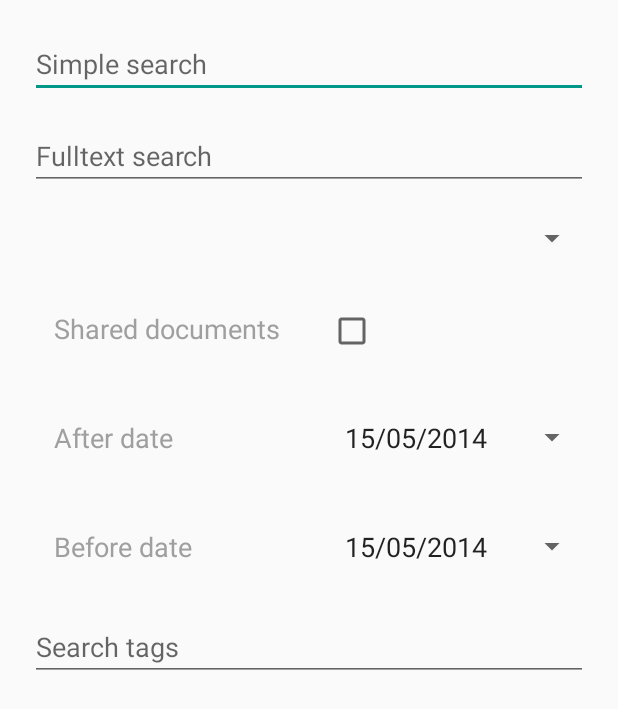
After one commit to sismics/docs, an Android app: the layout search_dialog.xml on its own in the app's theme, with its tools: preview values and no code run, on a phone screen of 412 x 824 dp. The commit adds this screen. Shown: the top 709 px of the screen. Run offline under Robolectric (Android 15) with nearby library versions, the phone set to English and light mode, and no system bars.

Commit message:
Android: advanced search UI

```diff
--- /dev/null
+++ b/docs-android/app/src/main/res/layout/search_dialog.xml
@@ -0,0 +1,123 @@
+<?xml version="1.0" encoding="utf-8"?>
+<ScrollView xmlns:android="http://schemas.android.com/apk/res/android"
+    android:layout_width="match_parent"
+    android:layout_height="match_parent"
+    android:padding="12dp">
+
+    <LinearLayout
+        android:orientation="vertical"
+        android:layout_width="match_parent"
+        android:layout_height="wrap_content">
+
+        <!-- Simple search -->
+        <EditText
+            android:layout_width="match_parent"
+            android:layout_height="wrap_content"
+            android:layout_margin="8dp"
+            android:textSize="18sp"
+            android:hint="Simple search"/>
+
+        <!-- Fulltext search -->
+        <EditText
+            android:layout_width="match_parent"
+            android:layout_height="wrap_content"
+            android:layout_margin="8dp"
+            android:textSize="18sp"
+            android:hint="Fulltext search"/>
+
+        <!-- Language -->
+        <Spinner
+            android:layout_width="match_parent"
+            android:layout_height="wrap_content"
+            android:layout_margin="8dp"
+            android:padding="16dp"/>
+
+        <!-- Shared -->
+        <LinearLayout
+            android:layout_width="match_parent"
+            android:layout_height="wrap_content">
+
+            <TextView
+                android:text="Shared documents"
+                android:textColor="#9f9f9f"
+                android:fontFamily="sans-serif"
+                android:layout_width="wrap_content"
+                android:layout_height="wrap_content"
+                android:layout_margin="8dp"
+                android:textSize="18sp"
+                android:padding="16dp"/>
+
+            <CheckBox
+                android:layout_width="wrap_content"
+                android:layout_height="wrap_content"
+                android:layout_margin="8dp"/>
+
+        </LinearLayout>
+
+        <!-- Before date -->
+        <LinearLayout
+            android:layout_width="match_parent"
+            android:layout_height="wrap_content">
+
+            <TextView
+                android:layout_weight="0.5"
+                android:text="After date"
+                android:textColor="#9f9f9f"
+                android:fontFamily="sans-serif"
+                android:layout_width="0dp"
+                android:layout_height="wrap_content"
+                android:layout_margin="8dp"
+                android:textSize="18sp"
+                android:padding="16dp"/>
+
+            <com.sismics.docs.ui.view.DatePickerView
+                style="@android:style/Widget.DeviceDefault.Light.Spinner"
+                android:layout_weight="0.5"
+                android:layout_width="0dp"
+                android:layout_height="wrap_content"
+                android:layout_margin="8dp"
+                android:textSize="18sp"
+                android:padding="16dp"
+                android:text="15/05/2014"/>
+
+        </LinearLayout>
+
+        <!-- After date -->
+        <LinearLayout
+            android:layout_width="match_parent"
+            android:layout_height="wrap_content">
+
+            <TextView
+                android:layout_weight="0.5"
+                android:text="Before date"
+                android:textColor="#9f9f9f"
+                android:fontFamily="sans-serif"
+                android:layout_width="0dp"
+                android:layout_height="wrap_content"
+                android:layout_margin="8dp"
+                android:textSize="18sp"
+                android:padding="16dp"/>
+
+            <com.sismics.docs.ui.view.DatePickerView
+                style="@android:style/Widget.DeviceDefault.Light.Spinner"
+                android:layout_weight="0.5"
+                android:layout_width="0dp"
+                android:layout_height="wrap_content"
+                android:layout_margin="8dp"
+                android:textSize="18sp"
+                android:padding="16dp"
+                android:text="15/05/2014"/>
+
+        </LinearLayout>
+
+        <!-- Tags -->
+        <com.sismics.docs.ui.view.TagsCompleteTextView
+            android:layout_width="match_parent"
+            android:layout_height="wrap_content"
+            android:textSize="18sp"
+            android:layout_margin="8dp"
+            android:hint="Search tags"/>
+
+    </LinearLayout>
+
+</ScrollView>
--- a/docs-android/app/src/main/res/values/strings.xml
+++ b/docs-android/app/src/main/res/values/strings.xml
@@ -93,6 +93,12 @@
     <string name="upload_notification_message">Uploading the new file to the document</string>
     <string name="upload_notification_error">Error uploading the new file</string>
     <string name="delete_file">Delete current file</string>
+    <string name="advanced_search">Advanced Search</string>
+    <string name="search">Search</string>
+    <string name="add_tags">Add tags</string>
+    <string name="creation_date">Creation date</string>
+    <string name="description">Description</string>
+    <string name="title">Title</string>
 
 
 </resources>
```
Also changed, not shown: docs-android/app/src/main/java/com/sismics/docs/activity/MainActivity.java (+7 -1 lines), docs-android/app/src/main/java/com/sismics/docs/fragment/SearchFragment.java (added, +57 -0 lines), docs-android/app/src/main/res/layout/document_edit_activity.xml (+5 -6 lines), docs-android/app/src/main/res/menu/main_activity.xml (+7 -1 lines).
